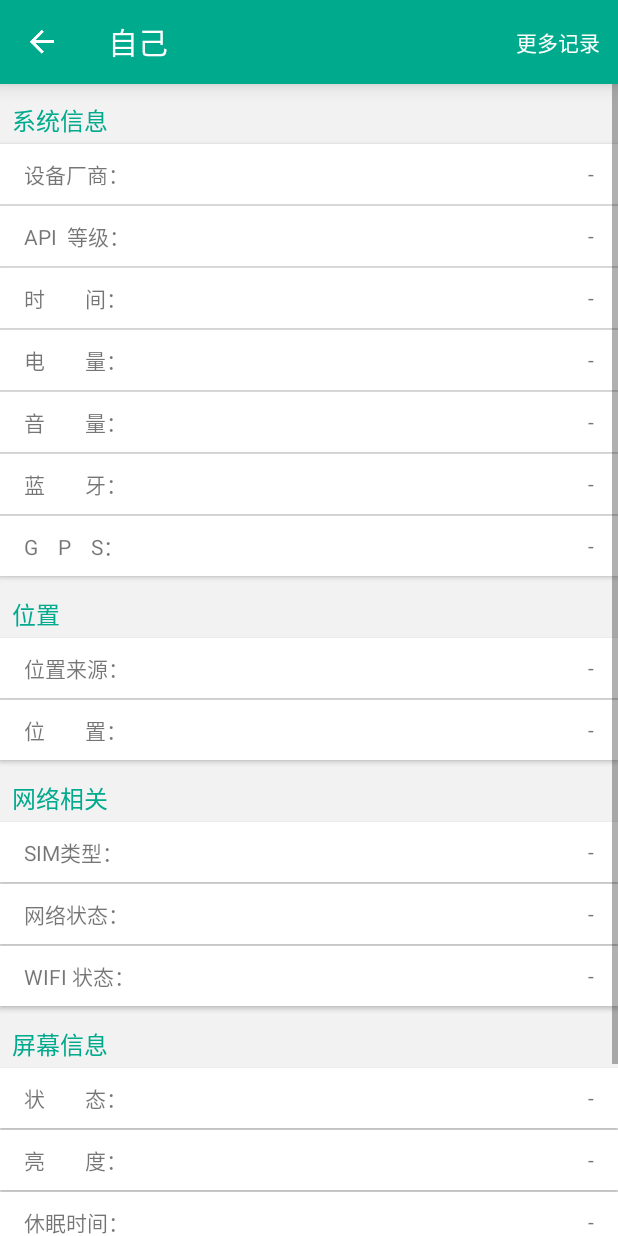
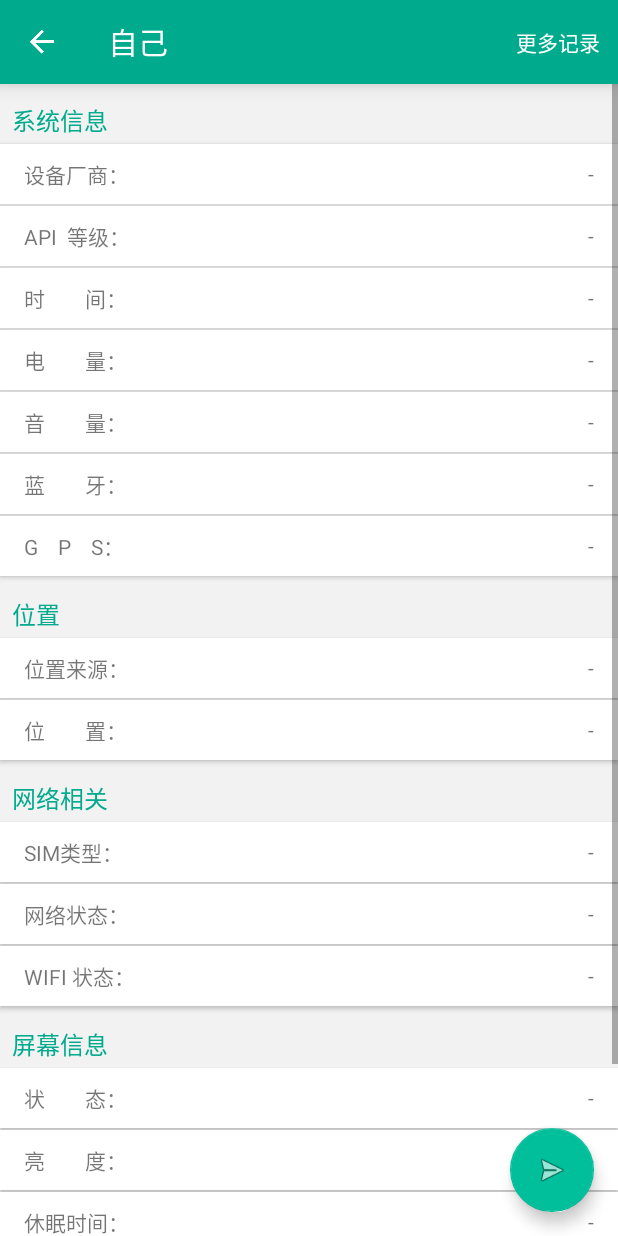
Before and after one commit to Wing-Li/WithYouAround, an Android app: the MainFragment screen opened directly, with no data from a screen before it, after a tap on "自己", on a phone screen of 412 x 824 dp. Run offline under Robolectric (Android 15) with nearby library versions, the phone set to English and light mode, and no system bars; our stand-ins replace ButterKnife, EventBus; libraries missing offline, so code that uses them is left out: cn.jpush.im, com.avos.avoscloud, com.journeyapps.barcodescanner, com.tencent.bugly; 17 statements that could not run were skipped.

Commit message:
1. 点进某人详情，右下角可以进入聊天； 2. 在列表页，如果有未读消息，点击直接进入聊天。

```diff
--- a/app/src/main/java/com/lyl/myallforyou/im/messages/ChatActivity.java
+++ b/app/src/main/java/com/lyl/myallforyou/im/messages/ChatActivity.java
@@ -107,6 +107,7 @@ public class ChatActivity extends BaseActivity implements ChatView.OnKeyboardCha
         mTargetId = getIntent().getStringExtra(Constans.TARGET_ID);
         mConvTitle = getIntent().getStringExtra(Constans.CONV_TITLE);
         mConv = IMutils.getSingleConversation(mTargetId);
+        mConv.resetUnreadCount();// 初始化未读数
 
         mMyUserInfo = IMutils.getMyInfo();
 
--- a/app/src/main/java/com/lyl/myallforyou/ui/deviceinfo/DeviceInfoActivity.java
+++ b/app/src/main/java/com/lyl/myallforyou/ui/deviceinfo/DeviceInfoActivity.java
@@ -4,6 +4,7 @@ import android.content.Intent;
 import android.os.Build;
 import android.os.Bundle;
 import android.support.annotation.RequiresApi;
+import android.support.design.widget.FloatingActionButton;
 import android.support.v4.app.ActivityOptionsCompat;
 import android.support.v4.util.Pair;
 import android.support.v7.widget.Toolbar;
@@ -17,8 +18,10 @@ import android.view.View;
 import android.widget.TextView;
 
 import com.lyl.myallforyou.R;
+import com.lyl.myallforyou.constants.Constans;
 import com.lyl.myallforyou.constants.ConstantIntent;
 import com.lyl.myallforyou.data.DeviceInfo;
+import com.lyl.myallforyou.im.messages.ChatActivity;
 import com.lyl.myallforyou.network.imp.DeviceInfoImp;
 import com.lyl.myallforyou.ui.BaseActivity;
 import com.lyl.myallforyou.ui.main.MainActivity;
@@ -68,6 +71,8 @@ public class DeviceInfoActivity extends BaseActivity {
     TextView allMemory;
     @Bind(R.id.usable_memory)
     TextView usableMemory;
+    @Bind(R.id.device_fab)
+    FloatingActionButton deviceFab;
 
     private String mTargetUuid;
     private String mTargetName;
@@ -101,13 +106,29 @@ public class DeviceInfoActivity extends BaseActivity {
                 if (mDeviceInfo == null) {
                     return;
                 }
-                if ("0.0".equals(mDeviceInfo.getAddress_longitude()) || "0.0".equals(mDeviceInfo.getAddress_longitude())) {
+                if ("0.0".equals(mDeviceInfo.getAddress_longitude()) || "0.0".equals(mDeviceInfo.getAddress_longitude
+                        ())) {
                     showT(getString(R.string.address_error));
                 } else {
-                    OpenLocalMapUtil.openMap(getApplicationContext(), mDeviceInfo.getAddress_latitude(), mDeviceInfo.getAddress_longitude());
+                    OpenLocalMapUtil.openMap(getApplicationContext(), mDeviceInfo.getAddress_latitude(), mDeviceInfo
+                            .getAddress_longitude());
                 }
             }
         });
+
+        deviceFab.setOnClickListener(new View.OnClickListener() {
+            @Override
+            public void onClick(View v) {
+                skipChatActivity(mTargetUuid, mTargetName);
+            }
+        });
+    }
+
+    private void skipChatActivity(String convId, String convTitle) {
+        Intent intent = new Intent(mContext, ChatActivity.class);
+        intent.putExtra(Constans.TARGET_ID, convId);
+        intent.putExtra(Constans.CONV_TITLE, convTitle);
+        mContext.startActivity(intent);
     }
 
     private void setupWindowAnimations() {
@@ -231,7 +252,8 @@ public class DeviceInfoActivity extends BaseActivity {
         screenDormantTime.setText(FS(mDeviceInfo.getScreen_dormant_time()));
 
         DecimalFormat decimalFormat = new DecimalFormat("#.0");
-        double allM = Double.valueOf(FS(mDeviceInfo.getUsed_memory())) + Double.valueOf(FS(mDeviceInfo.getUsable_memory()));
+        double allM = Double.valueOf(FS(mDeviceInfo.getUsed_memory())) + Double.valueOf(FS(mDeviceInfo
+                .getUsable_memory()));
         String all = decimalFormat.format(Math.round(allM / 1000));
         allMemory.setText(all + " G");
 
@@ -255,9 +277,10 @@ public class DeviceInfoActivity extends BaseActivity {
                 intent.putExtra(ConstantIntent.USER_INFO, mTargetUuid);
                 intent.putExtra(ConstantIntent.USER_NAME, mTargetName);
 
-                final Pair<View, String>[] pairs = TransitionHelper.createSafeTransitionParticipants(DeviceInfoActivity.this, true);
-                ActivityOptionsCompat transitionActivityOptions = ActivityOptionsCompat.makeSceneTransitionAnimation(DeviceInfoActivity.this,
-                        pairs);
+                final Pair<View, String>[] pairs = TransitionHelper.createSafeTransitionParticipants
+                        (DeviceInfoActivity.this, true);
+                ActivityOptionsCompat transitionActivityOptions = ActivityOptionsCompat.makeSceneTransitionAnimation
+                        (DeviceInfoActivity.this, pairs);
                 startActivity(intent, transitionActivityOptions.toBundle());
                 break;
         }
--- a/app/src/main/java/com/lyl/myallforyou/ui/main/MainFragmentAdapter.java
+++ b/app/src/main/java/com/lyl/myallforyou/ui/main/MainFragmentAdapter.java
@@ -98,26 +98,33 @@ public class MainFragmentAdapter extends RecyclerView.Adapter<MainFragmentAdapte
                 name = name + " (" + userInfo.getNameNote() + ")";
             }
         }
-        holder.name.setText(name);
+        final String finalName = name;
+        holder.name.setText(finalName);
 
         holder.content.setText(userInfo.getSign());
 
-        int readCount = chatInfo.getUnReadCount();
+        final int readCount = chatInfo.getUnReadCount();
         if (readCount > 0) {
             holder.unRead.setText(String.valueOf(readCount));
             holder.unRead.setVisibility(View.VISIBLE);
+        }else {
+            holder.unRead.setVisibility(View.GONE);
         }
 
         holder.mView.setOnClickListener(new View.OnClickListener() {
             @Override
             public void onClick(View v) {
-                skipDeviceInfo(userInfo);
+                if (readCount > 0) {
+                    skipChatActivity(userInfo.getUuid(), finalName);
+                } else {
+                    skipDeviceInfo(userInfo);
+                }
             }
         });
         holder.mView.setOnLongClickListener(new View.OnLongClickListener() {
             @Override
             public boolean onLongClick(View view) {
-                if (position != 0) {
+                if (position != 0) {// 第一个是自己
                     selectItem(userInfo, chatInfo, position);
                 }
                 return true;
--- a/app/src/main/res/layout/activity_device_info.xml
+++ b/app/src/main/res/layout/activity_device_info.xml
@@ -1,12 +1,19 @@
 <?xml version="1.0" encoding="utf-8"?>
-<LinearLayout
+<RelativeLayout
     xmlns:android="http://schemas.android.com/apk/res/android"
     xmlns:tools="http://schemas.android.com/tools"
+    xmlns:app="http://schemas.android.com/apk/res-auto"
     android:layout_width="match_parent"
     android:layout_height="match_parent"
     android:background="@color/bg_gary"
-    android:orientation="vertical"
     tools:context="com.lyl.myallforyou.ui.deviceinfo.DeviceInfoActivity">
+
+
+    <LinearLayout
+        android:layout_width="match_parent"
+        android:layout_height="match_parent"
+        android:orientation="vertical">
+
 
         <include layout="@layout/app_bar_main"/>
 
@@ -286,3 +293,14 @@
         </ScrollView>
 
     </LinearLayout>
+
+    <android.support.design.widget.FloatingActionButton
+        android:id="@+id/device_fab"
+        app:srcCompat="@android:drawable/ic_menu_send"
+        android:layout_width="wrap_content"
+        android:layout_height="wrap_content"
+        android:layout_gravity="bottom|end"
+        android:layout_alignParentRight="true"
+        android:layout_alignParentBottom="true"
+        android:layout_margin="@dimen/fab_margin"/>
+</RelativeLayout>
```
Lines whose indentation alone changed are shown as unchanged.
